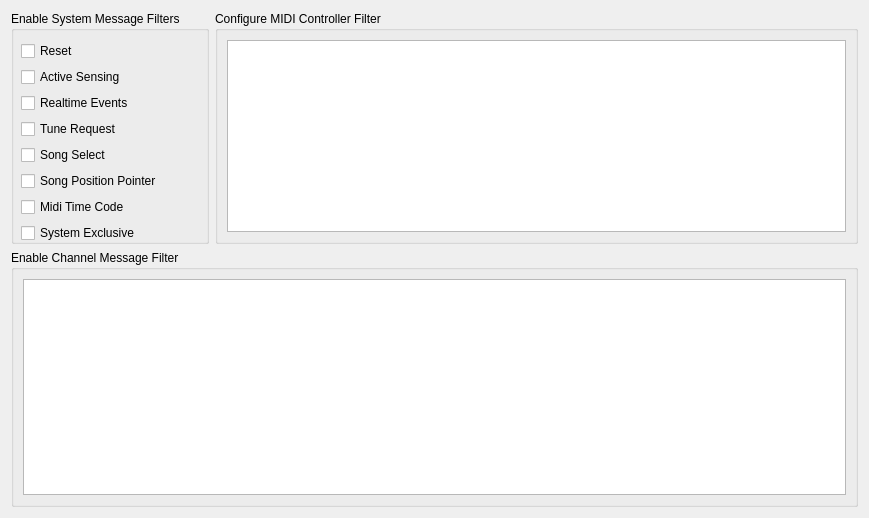
Above: src/widgets/portfiltersettingswidget.ui from dehnhardt/iconnconfig before the change. Below: the same form after it.
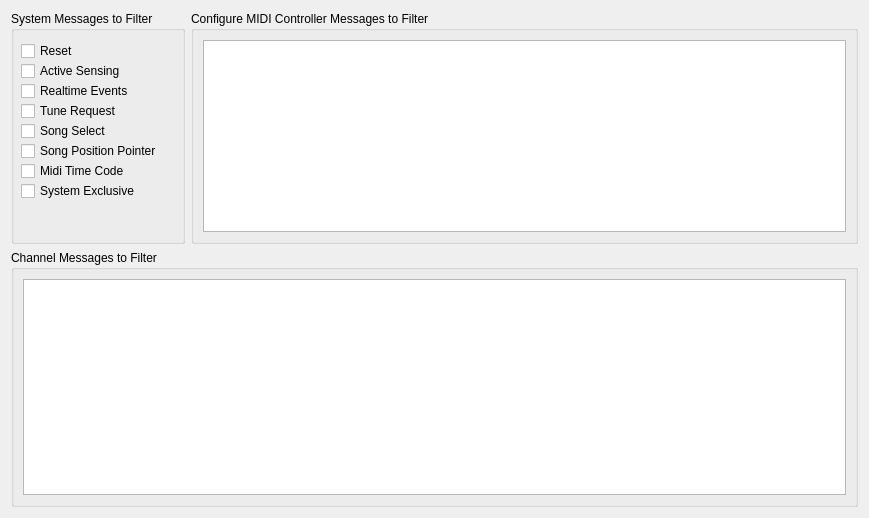
That is the form after the change.

Commit message: Writing of port filter configuration prepared

Diff of the .ui file:
```diff
--- a/src/widgets/portfiltersettingswidget.ui
+++ b/src/widgets/portfiltersettingswidget.ui
@@ -23,7 +23,7 @@
       </sizepolicy>
      </property>
      <property name="title">
-      <string>Configure MIDI Controller Filter</string>
+      <string>Configure MIDI Controller Messages to Filter</string>
      </property>
      <layout class="QGridLayout" name="gridLayout_2">
       <item row="0" column="0">
@@ -41,7 +41,7 @@
       </sizepolicy>
      </property>
      <property name="title">
-      <string>Enable Channel Message Filter</string>
+      <string>Channel Messages to Filter</string>
      </property>
      <layout class="QGridLayout" name="gridLayout_3">
       <item row="0" column="0">
@@ -65,7 +65,7 @@
       </size>
      </property>
      <property name="title">
-      <string>Enable System Message Filters</string>
+      <string>System Messages to Filter </string>
      </property>
      <widget class="QWidget" name="verticalLayoutWidget">
       <property name="geometry">
@@ -73,10 +73,13 @@
         <x>10</x>
         <y>30</y>
         <width>191</width>
-        <height>212</height>
+        <height>198</height>
        </rect>
       </property>
       <layout class="QVBoxLayout" name="verticalLayout">
+       <property name="spacing">
+        <number>0</number>
+       </property>
        <property name="sizeConstraint">
         <enum>QLayout::SetMaximumSize</enum>
        </property>
```
Left out of the diff: 24 changed lines with no effect on the pictures. The commit also changes 19 other files.
